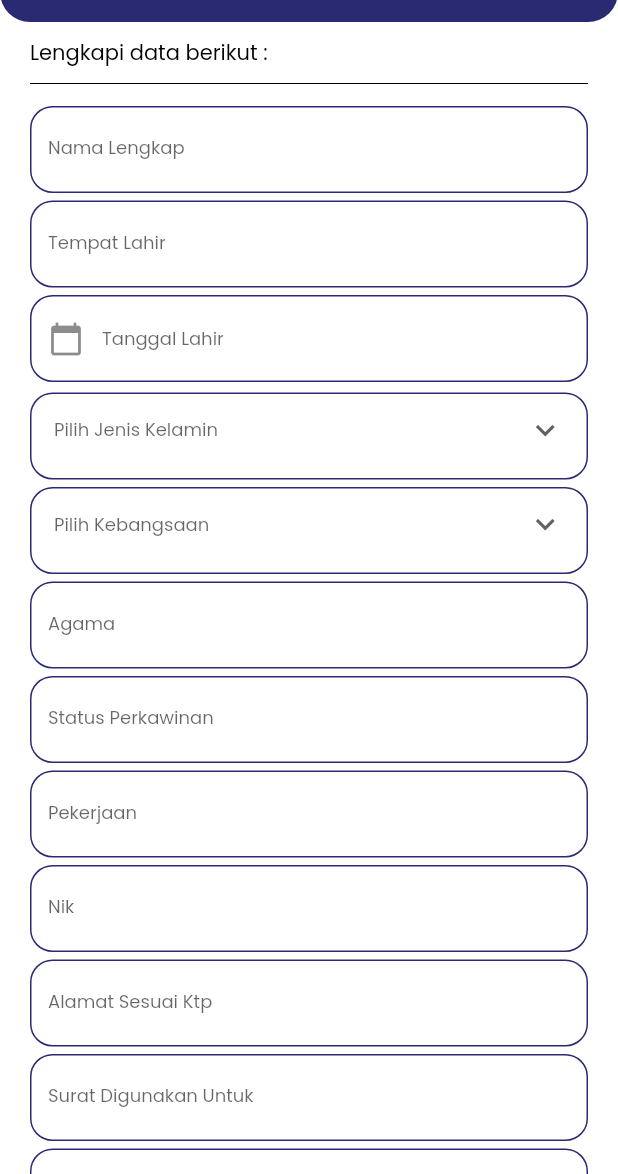
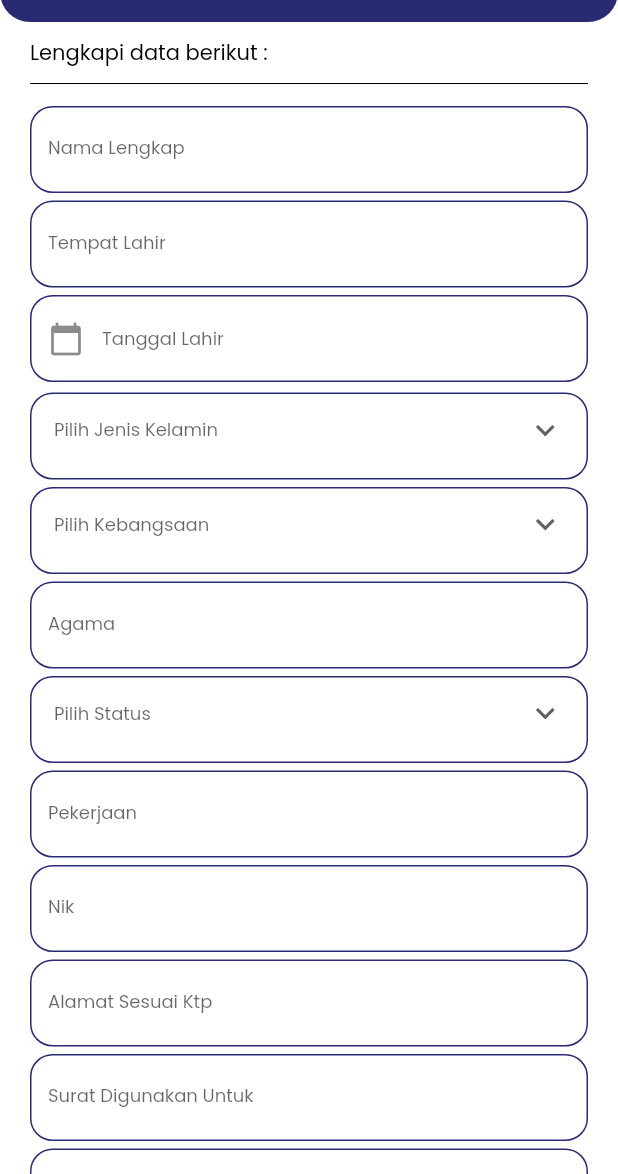
Before and after one commit to KelurahanKepuharjo/Mobile_App_Kelurahan_Kepuharjo, a Flutter app: the Domisili screen opened directly, on a phone screen of 412 x 824 dp, the part 62-1236 px from its top. Run offline on Flutter 3.47's test engine with Material 2 defaults, Android fonts, the phone set to English and light mode, and no system bars; our stand-ins replace awesome_dialog, awesome_snackbar_content, flutter_spinkit, fluttertoast, get, google_fonts and 4 more; missing offline and left inert: android_intent_plus, random_color; accounts and stored records are empty.

Commit message:
dropdown status

```diff
--- a/lib/Api/Api_connect.dart
+++ b/lib/Api/Api_connect.dart
@@ -1,5 +1,5 @@
 class ApiConnect {
-  static const hostConnect = "http://192.168.18.42/Web_Kelurahan_Kepuharjo";
+  static const hostConnect = "http://192.168.0.130/Web_Kelurahan_Kepuharjo";
   static const connectApi = "$hostConnect/Api";
 
   //login
--- a/lib/Screen/PengajuanSurat/Surat/Domisili.dart
+++ b/lib/Screen/PengajuanSurat/Surat/Domisili.dart
@@ -53,7 +53,7 @@ class _DomisiliState extends State<Domisili> {
       Fluttertoast.showToast(msg: "Kebangsaan harus diisi");
     } else if (agama.text.isEmpty) {
       Fluttertoast.showToast(msg: "Agama harus diisi");
-    } else if (status_perkawinan.text.isEmpty) {
+    } else if (status_perkawinan == null) {
       Fluttertoast.showToast(msg: "Status harus diisi");
     } else if (pekerjaan.text.isEmpty) {
       Fluttertoast.showToast(msg: "Pekerjaan harus diisi");
@@ -86,7 +86,7 @@ class _DomisiliState extends State<Domisili> {
     req.fields['jenis_kelamin'] = val_jenis_kelamin;
     req.fields['kebangsaan'] = val_kebangsaan;
     req.fields['agama'] = agama.text;
-    req.fields['status_perkawinan'] = status_perkawinan.text;
+    req.fields['status_perkawinan'] = val_status_perkawinan;
     req.fields['pekerjaan'] = pekerjaan.text;
     req.fields['nik'] = nik.text;
     req.fields['alamat'] = alamat.text;
@@ -119,6 +119,8 @@ class _DomisiliState extends State<Domisili> {
   String statusSurat = "Diajukan";
   String val_jenis_kelamin;
   String val_kebangsaan;
+  String val_status_perkawinan;
+  List sp = ['Kawin, Belum Kawin'];
   List jkl = ["Laki Laki", "Perempuan"];
   List kb = ["WNI", "WNA"];
 
@@ -260,13 +262,34 @@ class _DomisiliState extends State<Domisili> {
                 length: 10,
               ),
               const SizedBox(height: 5),
-              getTextForm(
-                controller: status_perkawinan,
-                hintName: "Status Perkawinan",
-                keyboardType: TextInputType.name,
-                inputFormatters:
-                    FilteringTextInputFormatter.singleLineFormatter,
-                length: 15,
+              Container(
+                height: 58,
+                padding: const EdgeInsets.symmetric(horizontal: 15),
+                decoration: BoxDecoration(
+                  borderRadius: BorderRadius.circular(15),
+                  border: Border.all(width: 1, color: appColor),
+                ),
+                child: DropdownButton(
+                  onChanged: (value) {
+                    setState(() {
+                      val_status_perkawinan = value;
+                    });
+                  },
+                  underline: SizedBox(),
+                  value: val_status_perkawinan,
+                  style: poppinsSmallBlack,
+                  iconSize: 25,
+                  isExpanded: true,
+                  borderRadius: BorderRadius.circular(15),
+                  elevation: 0,
+                  icon: const Icon(Icons.keyboard_arrow_down),
+                  hint: Text("Pilih Status",
+                      style: GoogleFonts.poppins(fontSize: 12)),
+                  dropdownColor: Colors.white,
+                  items: sp.map((e) {
+                    return DropdownMenuItem(value: e, child: Text(e));
+                  }).toList(),
+                ),
               ),
               const SizedBox(height: 5),
               getTextForm(
```
